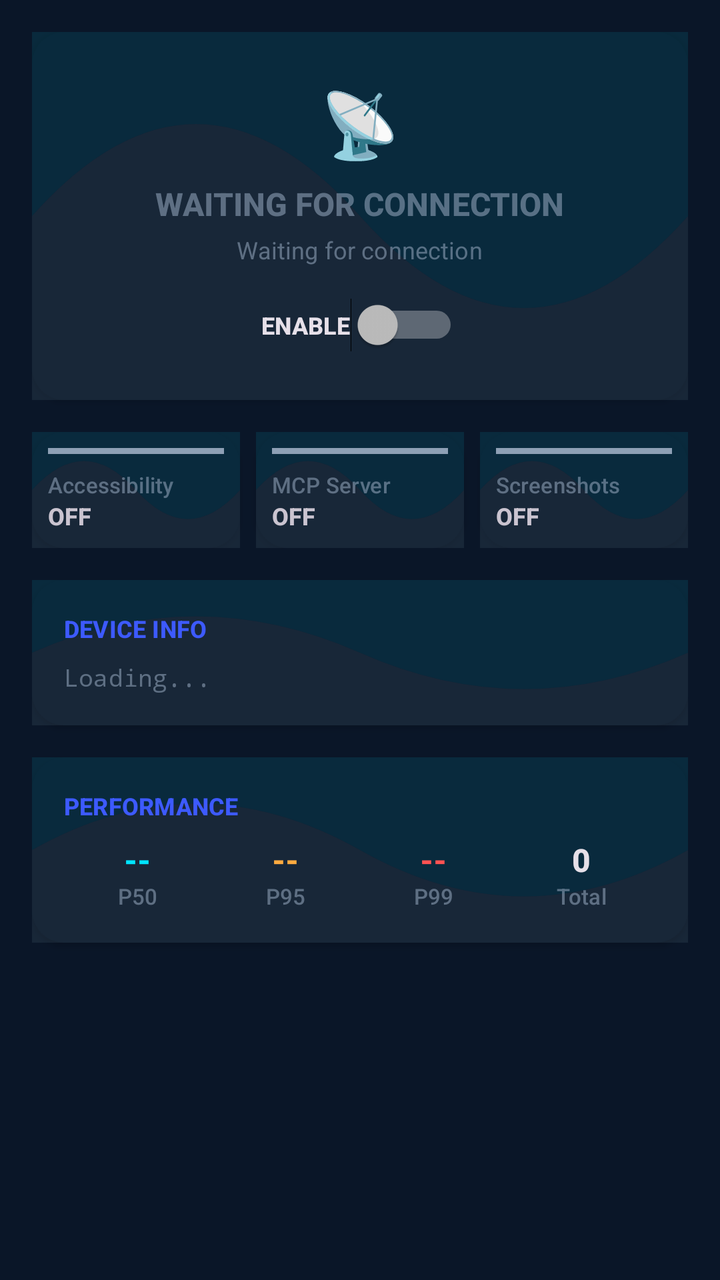
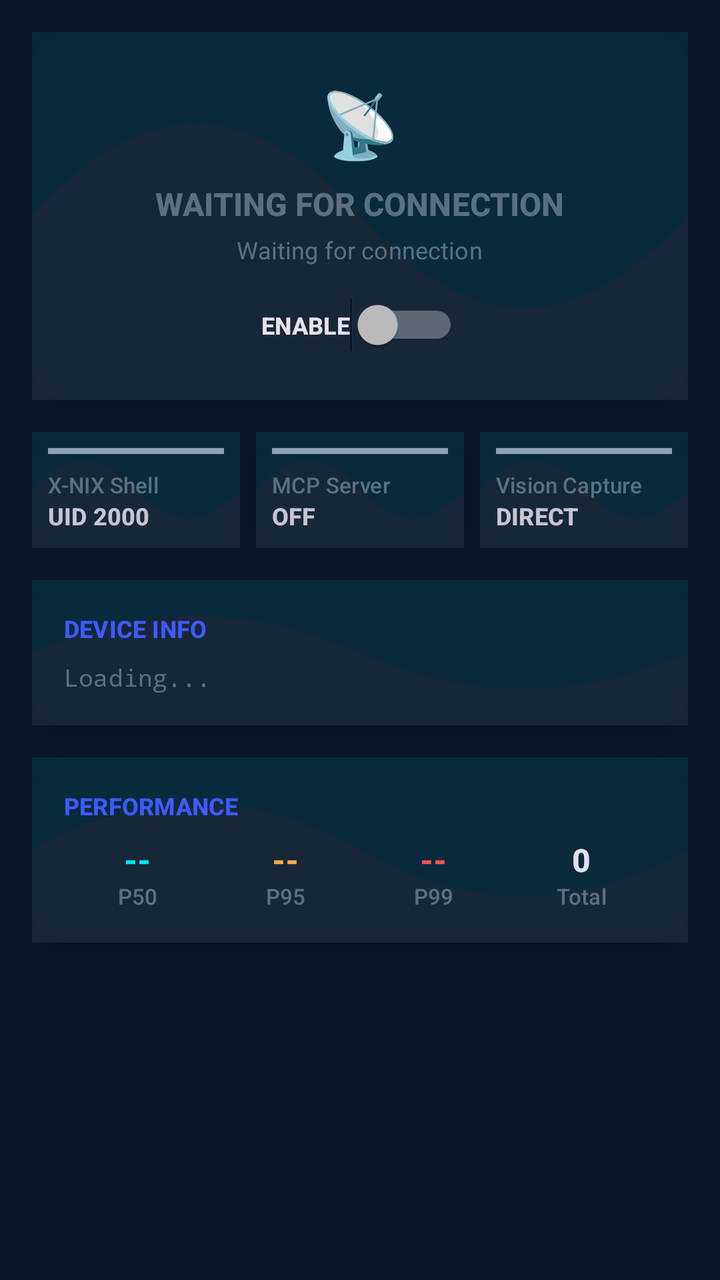

Screens rendered from an Android XML layout before and after an edit, with the pre-edit source and the edit as a unified diff.
<!-- AndroidManifest.xml: application theme Theme.NeuralBridge -->
<!-- res/layout/tab_status.xml -->
<?xml version="1.0" encoding="utf-8"?>
<ScrollView xmlns:android="http://schemas.android.com/apk/res/android"
    android:layout_width="match_parent"
    android:layout_height="match_parent"
    android:fillViewport="true">

    <LinearLayout
        android:layout_width="match_parent"
        android:layout_height="wrap_content"
        android:orientation="vertical"
        android:padding="@dimen/spacing_medium">

        
        <LinearLayout
            android:layout_width="match_parent"
            android:layout_height="wrap_content"
            android:background="@drawable/bg_card_wave"
            android:elevation="@dimen/elevation_card"
            android:gravity="center"
            android:orientation="vertical"
            android:padding="@dimen/spacing_large">

            <TextView
                android:id="@+id/connectionStatusIcon"
                android:layout_width="wrap_content"
                android:layout_height="wrap_content"
                android:text="📡"
                android:textSize="32sp" />

            <TextView
                android:id="@+id/connectionStatusText"
                android:layout_width="wrap_content"
                android:layout_height="wrap_content"
                android:layout_marginTop="@dimen/spacing_small"
                android:text="WAITING FOR CONNECTION"
                android:textAppearance="@style/TextAppearance.NeuralBridge.TitleMedium"
                android:textColor="@color/text_medium_emphasis"
                android:textStyle="bold" />

            <TextView
                android:id="@+id/connectionDetailText"
                android:layout_width="wrap_content"
                android:layout_height="wrap_content"
                android:layout_marginTop="@dimen/spacing_tiny"
                android:text="Waiting for connection"
                android:textAppearance="@style/TextAppearance.NeuralBridge.BodySmall"
                android:textColor="@color/text_medium_emphasis" />

            <Switch
                android:id="@+id/masterToggle"
                android:layout_width="wrap_content"
                android:layout_height="wrap_content"
                android:layout_marginTop="@dimen/spacing_medium"
                android:checked="false"
                android:text="ENABLE"
                android:textAppearance="@style/TextAppearance.NeuralBridge.LabelMedium"
                android:textStyle="bold" />

        </LinearLayout>

        
        <LinearLayout
            android:layout_width="match_parent"
            android:layout_height="wrap_content"
            android:layout_marginTop="@dimen/spacing_medium"
            android:orientation="horizontal"
            android:weightSum="3">

            
            <LinearLayout
                android:layout_width="0dp"
                android:layout_height="wrap_content"
                android:layout_marginEnd="@dimen/spacing_tiny"
                android:layout_weight="1"
                android:background="@drawable/bg_card_wave"
                android:elevation="@dimen/elevation_card"
                android:orientation="vertical"
                android:padding="@dimen/spacing_small">

                <View
                    android:id="@+id/accessibilityStatusBar"
                    android:layout_width="match_parent"
                    android:layout_height="3dp"
                    android:background="@color/status_inactive" />

                <TextView
                    android:layout_width="wrap_content"
                    android:layout_height="wrap_content"
                    android:layout_marginTop="@dimen/spacing_small"
                    android:text="Accessibility"
                    android:textAppearance="@style/TextAppearance.NeuralBridge.LabelSmall"
                    android:textColor="@color/text_medium_emphasis" />

                <TextView
                    android:id="@+id/accessibilityStatusText"
                    android:layout_width="wrap_content"
                    android:layout_height="wrap_content"
                    android:text="OFF"
                    android:textAppearance="@style/TextAppearance.NeuralBridge.LabelMedium"
                    android:textStyle="bold" />

            </LinearLayout>

            
            <LinearLayout
                android:layout_width="0dp"
                android:layout_height="wrap_content"
                android:layout_marginStart="@dimen/spacing_tiny"
                android:layout_marginEnd="@dimen/spacing_tiny"
                android:layout_weight="1"
                android:background="@drawable/bg_card_wave"
                android:elevation="@dimen/elevation_card"
                android:orientation="vertical"
                android:padding="@dimen/spacing_small">

                <View
                    android:id="@+id/mcpStatusBar"
                    android:layout_width="match_parent"
                    android:layout_height="3dp"
                    android:background="@color/status_inactive" />

                <TextView
                    android:layout_width="wrap_content"
                    android:layout_height="wrap_content"
                    android:layout_marginTop="@dimen/spacing_small"
                    android:text="MCP Server"
                    android:textAppearance="@style/TextAppearance.NeuralBridge.LabelSmall"
                    android:textColor="@color/text_medium_emphasis" />

                <TextView
                    android:id="@+id/mcpStatusText"
                    android:layout_width="wrap_content"
                    android:layout_height="wrap_content"
                    android:text="OFF"
                    android:textAppearance="@style/TextAppearance.NeuralBridge.LabelMedium"
                    android:textStyle="bold" />

            </LinearLayout>

            
            <LinearLayout
                android:layout_width="0dp"
                android:layout_height="wrap_content"
                android:layout_marginStart="@dimen/spacing_tiny"
                android:layout_weight="1"
                android:background="@drawable/bg_card_wave"
                android:elevation="@dimen/elevation_card"
                android:orientation="vertical"
                android:padding="@dimen/spacing_small">

                <View
                    android:id="@+id/screenshotStatusBar"
                    android:layout_width="match_parent"
                    android:layout_height="3dp"
                    android:background="@color/status_inactive" />

                <TextView
                    android:layout_width="wrap_content"
                    android:layout_height="wrap_content"
                    android:layout_marginTop="@dimen/spacing_small"
                    android:text="Screenshots"
                    android:textAppearance="@style/TextAppearance.NeuralBridge.LabelSmall"
                    android:textColor="@color/text_medium_emphasis" />

                <TextView
                    android:id="@+id/screenshotStatusText"
                    android:layout_width="wrap_content"
                    android:layout_height="wrap_content"
                    android:text="OFF"
                    android:textAppearance="@style/TextAppearance.NeuralBridge.LabelMedium"
                    android:textStyle="bold" />

            </LinearLayout>

        </LinearLayout>

        
        <LinearLayout
            android:layout_width="match_parent"
            android:layout_height="wrap_content"
            android:layout_marginTop="@dimen/spacing_medium"
            android:background="@drawable/bg_card_wave"
            android:elevation="@dimen/elevation_card"
            android:orientation="vertical"
            android:padding="@dimen/card_padding">

            <TextView
                android:layout_width="wrap_content"
                android:layout_height="wrap_content"
                android:text="DEVICE INFO"
                android:textAppearance="@style/TextAppearance.NeuralBridge.LabelMedium"
                android:textColor="@color/wave_purple"
                android:textStyle="bold" />

            <TextView
                android:id="@+id/deviceInfoText"
                android:layout_width="match_parent"
                android:layout_height="wrap_content"
                android:layout_marginTop="@dimen/spacing_small"
                android:fontFamily="monospace"
                android:text="Loading..."
                android:textAppearance="@style/TextAppearance.NeuralBridge.BodySmall"
                android:textColor="@color/text_medium_emphasis" />

        </LinearLayout>

        
        <LinearLayout
            android:layout_width="match_parent"
            android:layout_height="wrap_content"
            android:layout_marginTop="@dimen/spacing_medium"
            android:background="@drawable/bg_card_wave"
            android:elevation="@dimen/elevation_card"
            android:orientation="vertical"
            android:padding="@dimen/card_padding">

            <TextView
                android:layout_width="wrap_content"
                android:layout_height="wrap_content"
                android:text="PERFORMANCE"
                android:textAppearance="@style/TextAppearance.NeuralBridge.LabelMedium"
                android:textColor="@color/wave_purple"
                android:textStyle="bold" />

            <LinearLayout
                android:layout_width="match_parent"
                android:layout_height="wrap_content"
                android:layout_marginTop="@dimen/spacing_small"
                android:orientation="horizontal"
                android:weightSum="4">

                <LinearLayout
                    android:layout_width="0dp"
                    android:layout_height="wrap_content"
                    android:layout_weight="1"
                    android:gravity="center"
                    android:orientation="vertical">

                    <TextView
                        android:id="@+id/perfP50"
                        android:layout_width="wrap_content"
                        android:layout_height="wrap_content"
                        android:text="--"
                        android:textAppearance="@style/TextAppearance.NeuralBridge.TitleMedium"
                        android:textColor="@color/wave_blue"
                        android:textStyle="bold" />

                    <TextView
                        android:layout_width="wrap_content"
                        android:layout_height="wrap_content"
                        android:text="P50"
                        android:textAppearance="@style/TextAppearance.NeuralBridge.LabelSmall"
                        android:textColor="@color/text_medium_emphasis" />

                </LinearLayout>

                <LinearLayout
                    android:layout_width="0dp"
                    android:layout_height="wrap_content"
                    android:layout_weight="1"
                    android:gravity="center"
                    android:orientation="vertical">

                    <TextView
                        android:id="@+id/perfP95"
                        android:layout_width="wrap_content"
                        android:layout_height="wrap_content"
                        android:text="--"
                        android:textAppearance="@style/TextAppearance.NeuralBridge.TitleMedium"
                        android:textColor="@color/warning"
                        android:textStyle="bold" />

                    <TextView
                        android:layout_width="wrap_content"
                        android:layout_height="wrap_content"
                        android:text="P95"
                        android:textAppearance="@style/TextAppearance.NeuralBridge.LabelSmall"
                        android:textColor="@color/text_medium_emphasis" />

                </LinearLayout>

                <LinearLayout
                    android:layout_width="0dp"
                    android:layout_height="wrap_content"
                    android:layout_weight="1"
                    android:gravity="center"
                    android:orientation="vertical">

                    <TextView
                        android:id="@+id/perfP99"
                        android:layout_width="wrap_content"
                        android:layout_height="wrap_content"
                        android:text="--"
                        android:textAppearance="@style/TextAppearance.NeuralBridge.TitleMedium"
                        android:textColor="@color/status_error"
                        android:textStyle="bold" />

                    <TextView
                        android:layout_width="wrap_content"
                        android:layout_height="wrap_content"
                        android:text="P99"
                        android:textAppearance="@style/TextAppearance.NeuralBridge.LabelSmall"
                        android:textColor="@color/text_medium_emphasis" />

                </LinearLayout>

                <LinearLayout
                    android:layout_width="0dp"
                    android:layout_height="wrap_content"
                    android:layout_weight="1"
                    android:gravity="center"
                    android:orientation="vertical">

                    <TextView
                        android:id="@+id/perfCount"
                        android:layout_width="wrap_content"
                        android:layout_height="wrap_content"
                        android:text="0"
                        android:textAppearance="@style/TextAppearance.NeuralBridge.TitleMedium"
                        android:textStyle="bold" />

                    <TextView
                        android:layout_width="wrap_content"
                        android:layout_height="wrap_content"
                        android:text="Total"
                        android:textAppearance="@style/TextAppearance.NeuralBridge.LabelSmall"
                        android:textColor="@color/text_medium_emphasis" />

                </LinearLayout>

            </LinearLayout>

        </LinearLayout>

    </LinearLayout>

</ScrollView>
<!-- resources referenced by this layout -->
<resources>
  <color name="status_error">#FF5252</color>
  <color name="status_inactive">#8DA0B5</color>
  <color name="text_medium_emphasis">#998DA0B5</color>
  <color name="warning">#FFAB40</color>
  <color name="wave_blue">#00E5FF</color>
  <color name="wave_purple">#3D5AFE</color>
  <dimen name="card_padding">16dp</dimen>
  <dimen name="elevation_card">2dp</dimen>
  <dimen name="spacing_large">24dp</dimen>
  <dimen name="spacing_medium">16dp</dimen>
  <dimen name="spacing_small">8dp</dimen>
  <dimen name="spacing_tiny">4dp</dimen>
  <color name="surface">@color/md_theme_light_surface</color>
  <color name="primary">@color/wave_blue</color>
  <color name="accent">@color/wave_accent_light</color>
  <color name="md_theme_light_primary">#00E5FF</color>
  <color name="md_theme_light_onPrimary">#0A1628</color>
  <color name="md_theme_light_primaryContainer">#0B3D4A</color>
  <color name="md_theme_light_onPrimaryContainer">#B8ECFF</color>
  <color name="md_theme_light_secondary">#80CBC4</color>
  <color name="md_theme_light_onSecondary">#0A1628</color>
  <color name="md_theme_light_secondaryContainer">#1E3448</color>
  <color name="md_theme_light_onSecondaryContainer">#B2DFDB</color>
  <color name="md_theme_light_tertiary">#3D5AFE</color>
  <color name="md_theme_light_onTertiary">#FFFFFF</color>
  <color name="md_theme_light_tertiaryContainer">#1A237E</color>
  <color name="md_theme_light_onTertiaryContainer">#C5CAE9</color>
  <color name="md_theme_light_error">#FF5252</color>
  <color name="md_theme_light_onError">#FFFFFF</color>
  <color name="md_theme_light_errorContainer">#93000A</color>
  <color name="md_theme_light_onErrorContainer">#FFDAD6</color>
  <color name="md_theme_light_background">#0A1628</color>
  <color name="md_theme_light_onBackground">#E0E8F0</color>
  <color name="md_theme_light_surface">#0A1628</color>
  <color name="md_theme_light_onSurface">#E0E8F0</color>
  <color name="md_theme_light_surfaceVariant">#152A40</color>
  <color name="md_theme_light_onSurfaceVariant">#8DA0B5</color>
  <color name="md_theme_light_outline">#1E3448</color>
  <color name="md_theme_light_outlineVariant">#152A40</color>
  <color name="md_theme_light_inverseSurface">#E0E8F0</color>
  <color name="md_theme_light_inverseOnSurface">#0A1628</color>
  <color name="md_theme_light_inversePrimary">#004D61</color>
  <style name="ShapeAppearance.NeuralBridge.SmallComponent" parent="ShapeAppearance.Material3.SmallComponent">
          <item name="cornerFamily">rounded</item>
          <item name="cornerSize">@dimen/corner_radius_small</item>
      </style>
  <style name="ShapeAppearance.NeuralBridge.MediumComponent" parent="ShapeAppearance.Material3.MediumComponent">
          <item name="cornerFamily">rounded</item>
          <item name="cornerSize">@dimen/corner_radius_medium</item>
      </style>
  <style name="ShapeAppearance.NeuralBridge.LargeComponent" parent="ShapeAppearance.Material3.LargeComponent">
          <item name="cornerFamily">rounded</item>
          <item name="cornerSize">@dimen/corner_radius_large</item>
      </style>
  <style name="TextAppearance.NeuralBridge.HeadlineLarge" parent="TextAppearance.Material3.HeadlineLarge">
          <item name="android:textSize">32sp</item>
          <item name="android:fontFamily">sans-serif</item>
          <item name="android:lineHeight">40sp</item>
      </style>
  <style name="TextAppearance.NeuralBridge.HeadlineSmall" parent="TextAppearance.Material3.HeadlineSmall">
          <item name="android:textSize">24sp</item>
          <item name="android:fontFamily">sans-serif</item>
          <item name="android:lineHeight">32sp</item>
      </style>
  <color name="wave_accent_light">#B8ECFF</color>
  <dimen name="corner_radius_small">8dp</dimen>
  <dimen name="corner_radius_medium">16dp</dimen>
  <dimen name="corner_radius_large">24dp</dimen>
  <!-- unchanged entries left out for length: 9 -->
</resources>

<!-- the commit's change to res/layout/tab_status.xml (unified diff, before → after) -->
@@ -87,7 +87,7 @@
                     android:layout_width="wrap_content"
                     android:layout_height="wrap_content"
                     android:layout_marginTop="@dimen/spacing_small"
-                    android:text="Accessibility"
+                    android:text="X-NIX Shell"
                     android:textAppearance="@style/TextAppearance.NeuralBridge.LabelSmall"
                     android:textColor="@color/text_medium_emphasis" />
 
@@ -95,7 +95,7 @@
                     android:id="@+id/accessibilityStatusText"
                     android:layout_width="wrap_content"
                     android:layout_height="wrap_content"
-                    android:text="OFF"
+                    android:text="UID 2000"
                     android:textAppearance="@style/TextAppearance.NeuralBridge.LabelMedium"
                     android:textStyle="bold" />
 
@@ -158,7 +158,7 @@
                     android:layout_width="wrap_content"
                     android:layout_height="wrap_content"
                     android:layout_marginTop="@dimen/spacing_small"
-                    android:text="Screenshots"
+                    android:text="Vision Capture"
                     android:textAppearance="@style/TextAppearance.NeuralBridge.LabelSmall"
                     android:textColor="@color/text_medium_emphasis" />
 
@@ -166,7 +166,7 @@
                     android:id="@+id/screenshotStatusText"
                     android:layout_width="wrap_content"
                     android:layout_height="wrap_content"
-                    android:text="OFF"
+                    android:text="DIRECT"
                     android:textAppearance="@style/TextAppearance.NeuralBridge.LabelMedium"
                     android:textStyle="bold" />
 
